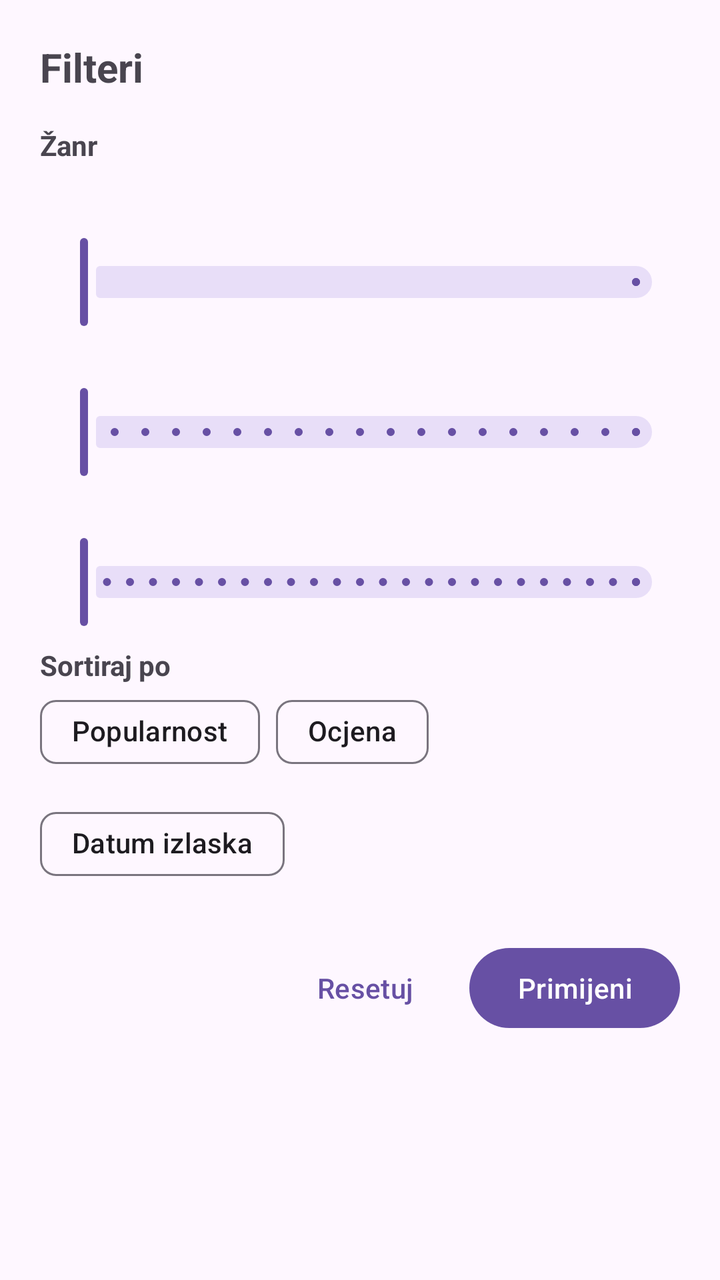
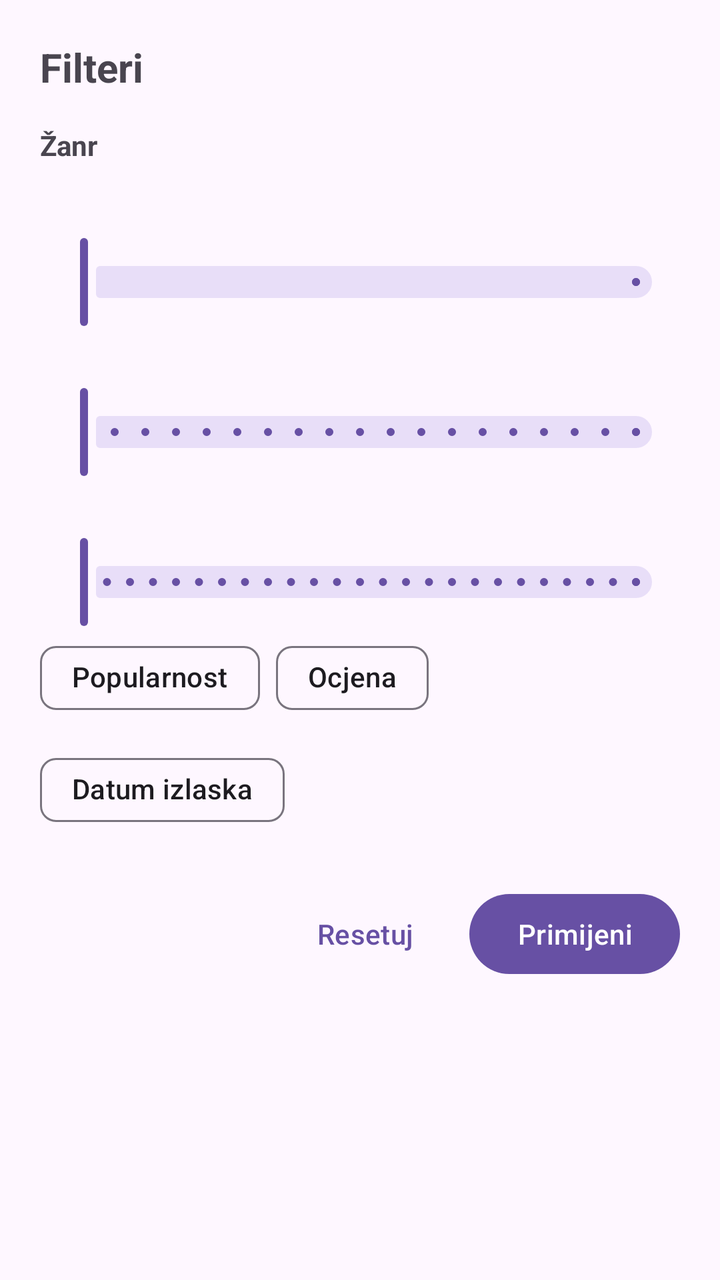

An Android layout rendered at two revisions. The XML below is the earlier revision; the diff shows what the commit changed to produce the second picture.
<!-- AndroidManifest.xml: application theme Theme.Cinevo -->
<!-- res/layout/bottom_sheet_filter.xml -->
<?xml version="1.0" encoding="utf-8"?>
<ScrollView
    xmlns:android="http://schemas.android.com/apk/res/android"
    xmlns:app="http://schemas.android.com/apk/res-auto"
    android:layout_width="match_parent"
    android:layout_height="wrap_content">

    <LinearLayout
        android:layout_width="match_parent"
        android:layout_height="wrap_content"
        android:orientation="vertical"
        android:padding="20dp">

        <TextView
            android:layout_width="wrap_content"
            android:layout_height="wrap_content"
            android:text="Filteri"
            android:textSize="20sp"
            android:textStyle="bold" />

        <TextView
            android:layout_width="wrap_content"
            android:layout_height="wrap_content"
            android:layout_marginTop="16dp"
            android:text="Žanr"
            android:textStyle="bold" />

        <com.google.android.material.chip.ChipGroup
            android:id="@+id/chipGenres"
            android:layout_width="match_parent"
            android:layout_height="wrap_content" />

        <TextView
            android:id="@+id/tvYears"
            android:layout_width="wrap_content"
            android:layout_height="wrap_content"
            android:layout_marginTop="16dp"
            android:textStyle="bold" />

        <com.google.android.material.slider.RangeSlider
            android:id="@+id/sliderYears"
            android:layout_width="match_parent"
            android:layout_height="wrap_content"
            android:stepSize="1" />

        <TextView
            android:id="@+id/tvRating"
            android:layout_width="wrap_content"
            android:layout_height="wrap_content"
            android:layout_marginTop="8dp"
            android:textStyle="bold" />

        <com.google.android.material.slider.Slider
            android:id="@+id/sliderRating"
            android:layout_width="match_parent"
            android:layout_height="wrap_content"
            android:stepSize="0.5"
            android:value="0"
            android:valueFrom="0"
            android:valueTo="9" />

        <TextView
            android:id="@+id/tvRuntime"
            android:layout_width="wrap_content"
            android:layout_height="wrap_content"
            android:layout_marginTop="8dp"
            android:textStyle="bold" />

        <com.google.android.material.slider.RangeSlider
            android:id="@+id/sliderRuntime"
            android:layout_width="match_parent"
            android:layout_height="wrap_content"
            android:stepSize="10"
            android:valueFrom="0"
            android:valueTo="240" />

        <TextView
            android:layout_width="wrap_content"
            android:layout_height="wrap_content"
            android:layout_marginTop="8dp"
            android:text="Sortiraj po"
            android:textStyle="bold" />

        <com.google.android.material.chip.ChipGroup
            android:id="@+id/chipSort"
            android:layout_width="match_parent"
            android:layout_height="wrap_content"
            app:selectionRequired="true"
            app:singleSelection="true">

            <com.google.android.material.chip.Chip
                android:id="@+id/chipSortPopularity"
                android:layout_width="wrap_content"
                android:layout_height="wrap_content"
                android:checkable="true"
                android:text="Popularnost" />

            <com.google.android.material.chip.Chip
                android:id="@+id/chipSortRating"
                android:layout_width="wrap_content"
                android:layout_height="wrap_content"
                android:checkable="true"
                android:text="Ocjena" />

            <com.google.android.material.chip.Chip
                android:id="@+id/chipSortDate"
                android:layout_width="wrap_content"
                android:layout_height="wrap_content"
                android:checkable="true"
                android:text="Datum izlaska" />
        </com.google.android.material.chip.ChipGroup>

        <LinearLayout
            android:layout_width="match_parent"
            android:layout_height="wrap_content"
            android:layout_marginTop="24dp"
            android:gravity="end"
            android:orientation="horizontal">

            <Button
                android:id="@+id/btnReset"
                style="?attr/borderlessButtonStyle"
                android:layout_width="wrap_content"
                android:layout_height="wrap_content"
                android:text="Resetuj" />

            <Button
                android:id="@+id/btnApply"
                android:layout_width="wrap_content"
                android:layout_height="wrap_content"
                android:layout_marginStart="8dp"
                android:text="Primijeni" />
        </LinearLayout>

    </LinearLayout>
</ScrollView>
<!-- resources referenced by this layout -->
<resources>
  <style name="Theme.Cinevo" parent="Base.Theme.Cinevo" />
  <style name="Base.Theme.Cinevo" parent="Theme.Material3.DayNight.NoActionBar">
          
          
      </style>
</resources>

<!-- the commit's change to res/layout/bottom_sheet_filter.xml (unified diff, before → after) -->
@@ -74,13 +74,6 @@
             android:valueFrom="0"
             android:valueTo="240" />
 
-        <TextView
-            android:layout_width="wrap_content"
-            android:layout_height="wrap_content"
-            android:layout_marginTop="8dp"
-            android:text="Sortiraj po"
-            android:textStyle="bold" />
-
         <com.google.android.material.chip.ChipGroup
             android:id="@+id/chipSort"
             android:layout_width="match_parent"
